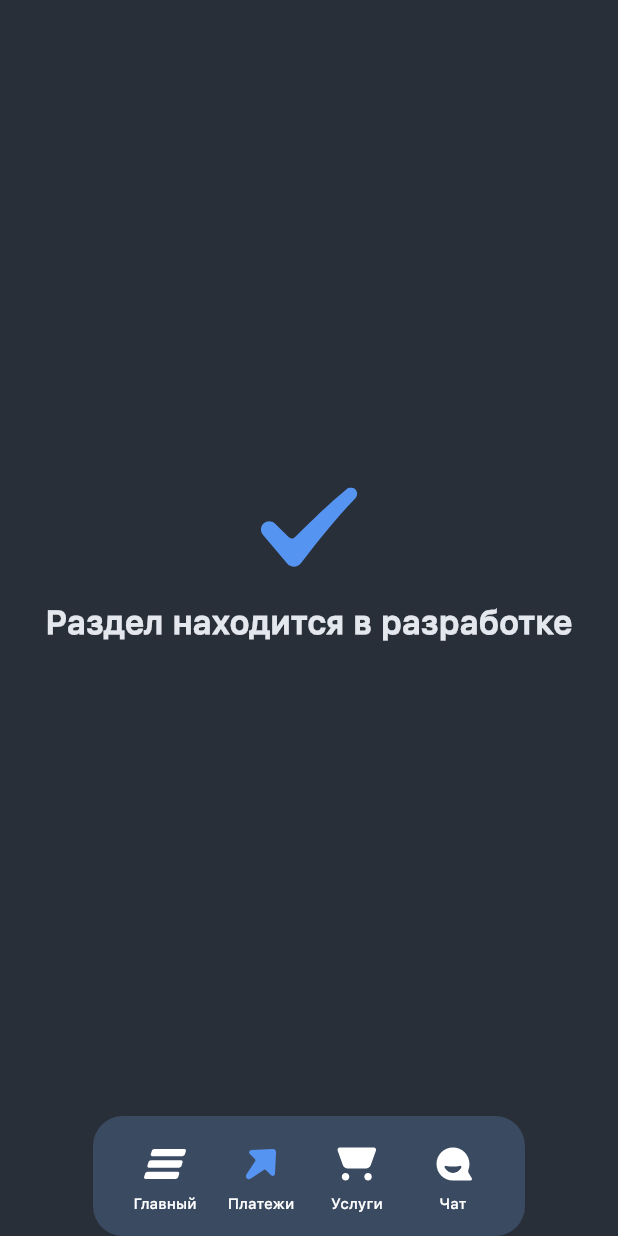
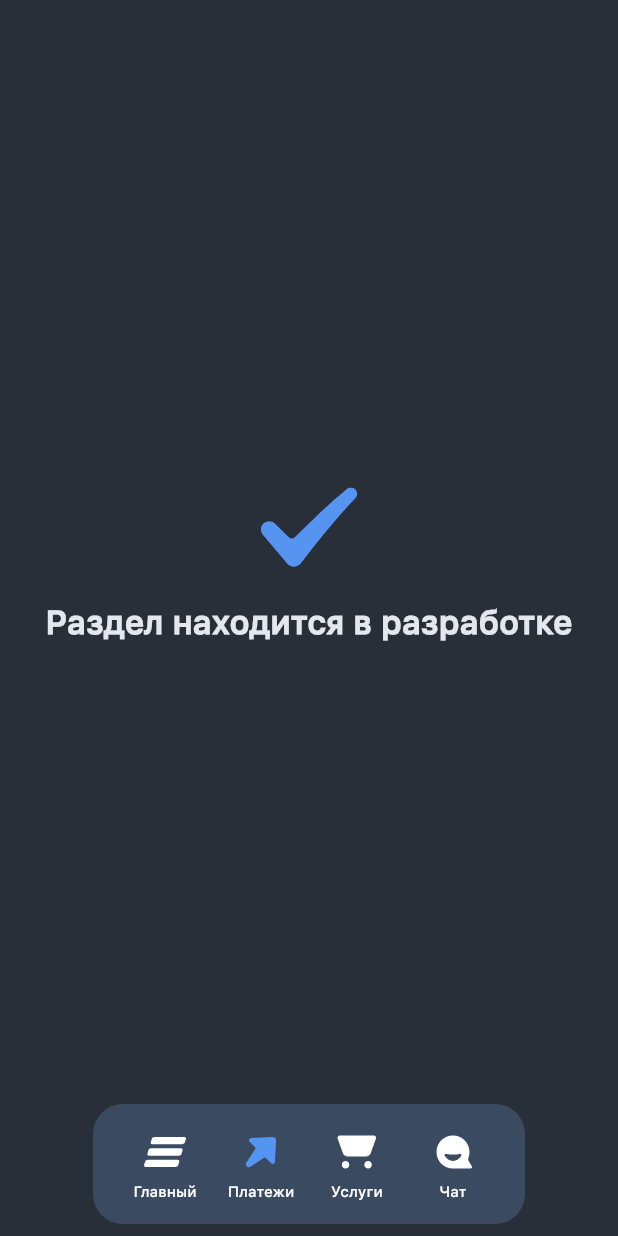
Before and after one commit to admiral-team/bank-lite-demo, a Flutter app: the screen it shows after launch, item 2 of the bottom bar chosen, on a phone screen of 412 x 824 dp. Run offline on Flutter 3.47's test engine with Material 2 defaults, Android fonts, the phone set to English and light mode, and no system bars; our stand-ins replace flutter_local_notifications, flutter_secure_storage, flutter_svg, fluttertoast, google_maps_flutter, percent_indicator and 1 more; missing offline and left inert: collapsible, firebase_performance, google_maps, universal_html, yandex_mapkit; accounts and stored records are empty; generated files the repository leaves out were written again.

Commit message:
airbar padding added

```diff
--- a/lib/screens/root_screen.dart
+++ b/lib/screens/root_screen.dart
@@ -52,6 +52,7 @@ class _RootScreenState extends State<RootScreen> {
       SafeArea(
           child: Container(
         alignment: Alignment.bottomCenter,
+        padding: const EdgeInsets.only(bottom: 8),
         child: Airbar(
           selectedIndex: _selectedIndex,
           items: items,
```
